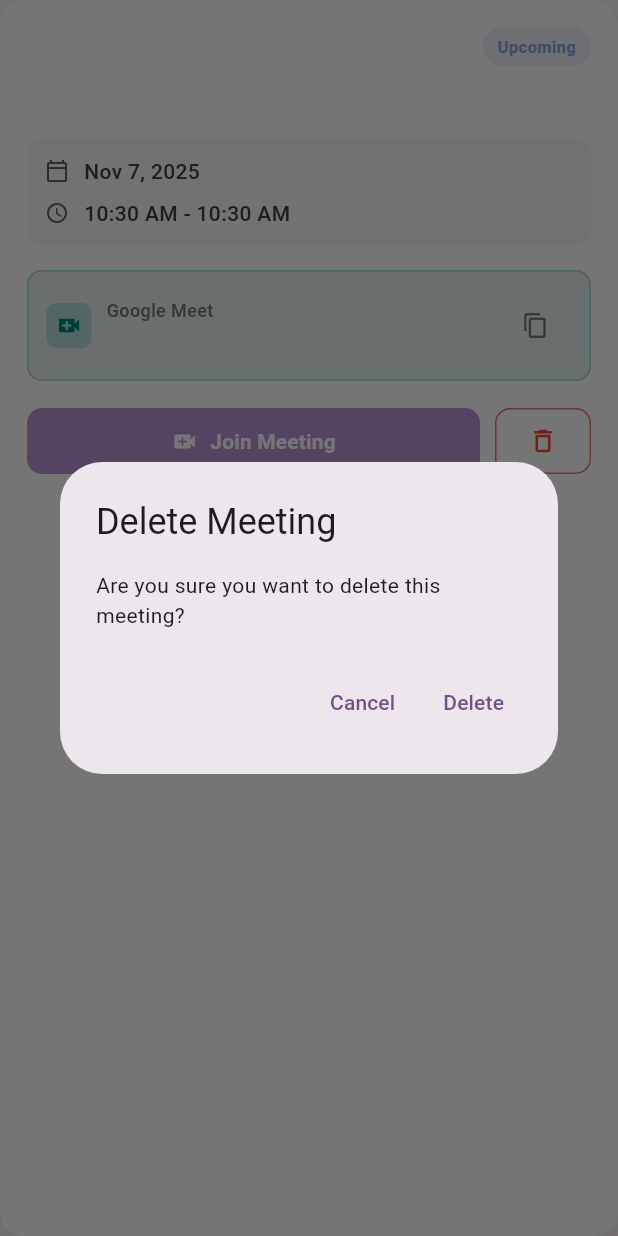
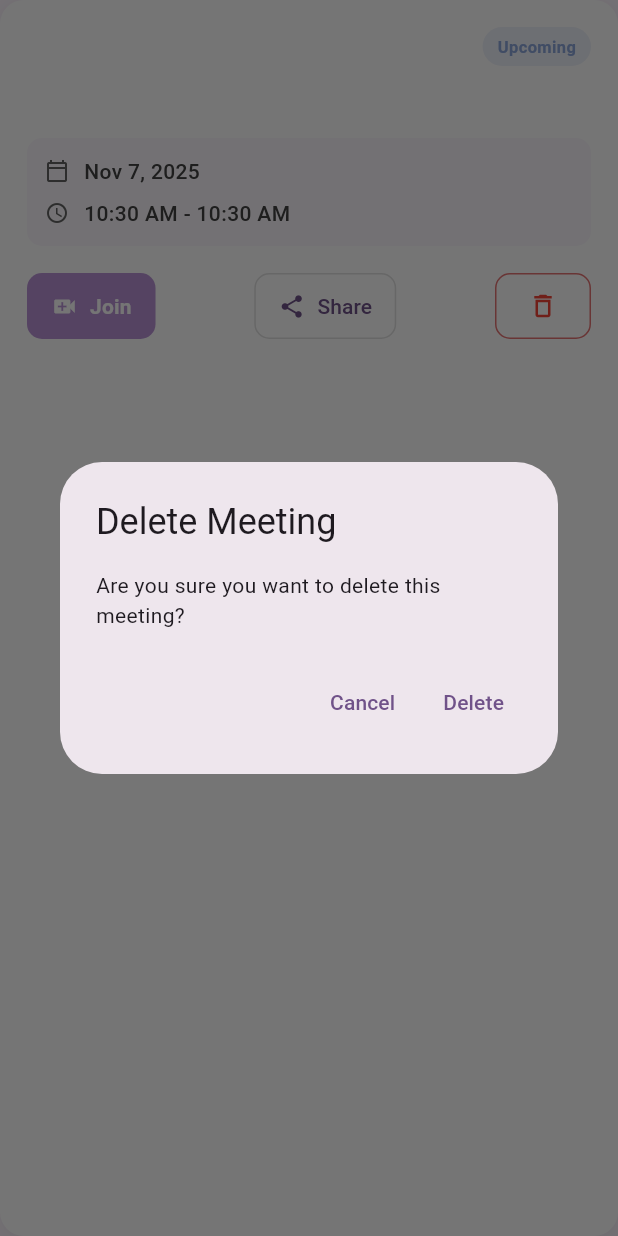
Before and after one commit to waterisbluexd/MeetBank, a Flutter app: the MeetingCard widget shown alone on an empty page, opened directly with empty values, after a tap on the "delete outline" icon, on a phone screen of 412 x 824 dp. Run offline on Flutter 3.47's test engine with Material 3 defaults, Android fonts, the light colour scheme and no system bars; our stand-ins replace cloud_firestore, file_picker, firebase_auth, firebase_core, font_awesome_flutter, google_generative_ai and 2 more; missing offline and left inert: jitsi_meet_flutter_sdk; accounts and stored records are empty.

Commit message:
Meeting streaming
build media

```diff
--- a/lib/screens/cards/meeting_card.dart
+++ b/lib/screens/cards/meeting_card.dart
@@ -1,6 +1,7 @@
 import 'package:flutter/material.dart';
-import 'package:flutter/services.dart';
+import 'package:jitsi_meet_flutter_sdk/jitsi_meet_flutter_sdk.dart';
 import 'package:url_launcher/url_launcher.dart';
+import 'package:share_plus/share_plus.dart';
 
 class MeetingCard extends StatelessWidget {
   final String id;
@@ -135,85 +136,18 @@ class MeetingCard extends StatelessWidget {
                 ],
               ),
             ),
-            if (!isCompleted) ...[
-              const SizedBox(height: 16),
-              // Meeting Link Section
-              Container(
-                padding: const EdgeInsets.all(12),
-                decoration: BoxDecoration(
-                  color: _getLinkColor().withOpacity(0.1),
-                  borderRadius: BorderRadius.circular(10),
-                  border: Border.all(
-                    color: _getLinkColor().withOpacity(0.3),
-                    width: 1,
-                  ),
-                ),
-                child: Row(
-                  children: [
-                    Container(
-                      padding: const EdgeInsets.all(6),
-                      decoration: BoxDecoration(
-                        color: _getLinkColor().withOpacity(0.2),
-                        borderRadius: BorderRadius.circular(6),
-                      ),
-                      child: Icon(
-                        _getLinkIcon(),
-                        size: 18,
-                        color: _getLinkColor(),
-                      ),
-                    ),
-                    const SizedBox(width: 10),
-                    Expanded(
-                      child: Column(
-                        crossAxisAlignment: CrossAxisAlignment.start,
-                        children: [
-                          Text(
-                            _getLinkTypeText(),
-                            style: TextStyle(
-                              fontSize: 12,
-                              color: Colors.grey[600],
-                              fontWeight: FontWeight.w500,
-                            ),
-                          ),
-                          const SizedBox(height: 2),
-                          Text(
-                            _getTruncatedLink(),
-                            style: TextStyle(
-                              fontSize: 13,
-                              color: _getLinkColor(),
-                              fontWeight: FontWeight.w600,
-                            ),
-                            maxLines: 1,
-                            overflow: TextOverflow.ellipsis,
-                          ),
-                        ],
-                      ),
-                    ),
-                    IconButton(
-                      onPressed: () => _copyLink(context),
-                      icon: Icon(
-                        Icons.copy,
-                        size: 18,
-                        color: Colors.grey[600],
-                      ),
-                      tooltip: 'Copy link',
-                    ),
-                  ],
-                ),
-              ),
-            ],
             const SizedBox(height: 16),
 
             // Action Buttons
             Row(
+              mainAxisAlignment: MainAxisAlignment.spaceBetween,
               children: [
                 if (!isCompleted)
-                  Expanded(
-                    child: ElevatedButton.icon(
-                      onPressed: () => _launchMeetingLink(context),
+                  ElevatedButton.icon(
+                    onPressed: () => _launchMeeting(context),
                     icon: const Icon(Icons.video_call, size: 18),
                     label: const Text(
-                        'Join Meeting',
+                      'Join',
                       style: TextStyle(
                         fontSize: 14,
                         fontWeight: FontWeight.w600,
@@ -223,10 +157,26 @@ class MeetingCard extends StatelessWidget {
                       backgroundColor: const Color(0xFFB993D6),
                       foregroundColor: Colors.white,
                       elevation: 0,
-                        padding: const EdgeInsets.symmetric(vertical: 12),
+                      padding: const EdgeInsets.symmetric(
+                          vertical: 12, horizontal: 16),
                       shape: RoundedRectangleBorder(
                         borderRadius: BorderRadius.circular(10),
                       ),
+                    ),
+                  ),
+                if (!isCompleted)
+                  OutlinedButton.icon(
+                    onPressed: () => _shareLink(context),
+                    icon: const Icon(Icons.share, size: 18),
+                    label: const Text('Share'),
+                    style: OutlinedButton.styleFrom(
+                      padding: const EdgeInsets.symmetric(
+                        vertical: 12,
+                        horizontal: 16,
+                      ),
+                      side: BorderSide(color: Colors.grey[300]!),
+                      shape: RoundedRectangleBorder(
+                        borderRadius: BorderRadius.circular(10),
                       ),
                     ),
                   ),
@@ -253,7 +203,6 @@ class MeetingCard extends StatelessWidget {
                       ),
                     ),
                   ),
-                const SizedBox(width: 10),
                 OutlinedButton(
                   onPressed: () => _showDeleteConfirmationDialog(context),
                   style: OutlinedButton.styleFrom(
@@ -331,50 +280,77 @@ class MeetingCard extends StatelessWidget {
     return '${formatTime(startTime)} - ${formatTime(endTime)}';
   }
 
-  IconData _getLinkIcon() {
-    switch (linkType.toLowerCase()) {
-      case 'zoom':
-        return Icons.videocam;
-      case 'teams':
-      case 'microsoft_teams':
-        return Icons.groups;
-      case 'google_meet':
-      default:
-        return Icons.video_call;
+  void _launchMeeting(BuildContext context) async {
+    if (linkType.toLowerCase() == 'meetbank') {
+      final jitsiMeet = JitsiMeet();
+      var options = JitsiMeetConferenceOptions(
+        room: meetingLink.split('/').last,
+        configOverrides: {
+          "startWithAudioMuted": true,
+          "startWithVideoMuted": true,
+        },
+        featureFlags: {
+          FeatureFlags.addPeopleEnabled: true,
+          FeatureFlags.welcomePageEnabled: false,
+          FeatureFlags.preJoinPageEnabled: true,
+          FeatureFlags.unsafeRoomWarningEnabled: true,
+          FeatureFlags.resolution: FeatureFlagVideoResolutions.resolution720p,
+          FeatureFlags.audioFocusDisabled: true,
+          FeatureFlags.audioMuteButtonEnabled: true,
+          FeatureFlags.audioOnlyButtonEnabled: true,
+          FeatureFlags.calenderEnabled: true,
+          FeatureFlags.callIntegrationEnabled: true,
+          FeatureFlags.carModeEnabled: true,
+          FeatureFlags.closeCaptionsEnabled: true,
+          FeatureFlags.conferenceTimerEnabled: true,
+          FeatureFlags.chatEnabled: true,
+          FeatureFlags.filmstripEnabled: true,
+          FeatureFlags.fullScreenEnabled: true,
+          FeatureFlags.helpButtonEnabled: true,
+          FeatureFlags.inviteEnabled: true,
+          FeatureFlags.androidScreenSharingEnabled: true,
+          FeatureFlags.speakerStatsEnabled: true,
+          FeatureFlags.kickOutEnabled: true,
+          FeatureFlags.liveStreamingEnabled: true,
+          FeatureFlags.lobbyModeEnabled: true,
+          FeatureFlags.meetingNameEnabled: true,
+          FeatureFlags.meetingPasswordEnabled: true,
+          FeatureFlags.notificationEnabled: true,
+          FeatureFlags.overflowMenuEnabled: true,
+          FeatureFlags.pipEnabled: true,
+          FeatureFlags.pipWhileScreenSharingEnabled: true,
+          FeatureFlags.preJoinPageHideDisplayName: true,
+          FeatureFlags.raiseHandEnabled: true,
+          FeatureFlags.reactionsEnabled: true,
+          FeatureFlags.recordingEnabled: true,
+          FeatureFlags.replaceParticipant: true,
+          FeatureFlags.securityOptionEnabled: true,
+          FeatureFlags.serverUrlChangeEnabled: true,
+          FeatureFlags.settingsEnabled: true,
+          FeatureFlags.tileViewEnabled: true,
+          FeatureFlags.videoMuteEnabled: true,
+          FeatureFlags.videoShareEnabled: true,
+          FeatureFlags.toolboxEnabled: true,
+          FeatureFlags.iosRecordingEnabled: true,
+          FeatureFlags.iosScreenSharingEnabled: true,
+          FeatureFlags.toolboxAlwaysVisible: true,
+        },
+      );
+      var listener = JitsiMeetEventListener(
+        conferenceJoined: (url) {
+          debugPrint("conferenceJoined: url: $url");
+        },
+        conferenceTerminated: (url, error) {
+          debugPrint("conferenceTerminated: url: $url, error: $error");
+        },
+        conferenceWillJoin: (url) {
+          debugPrint("conferenceWillJoin: url: $url");
+        },
+      );
+      await jitsiMeet.join(options, listener);
+    } else {
+      _launchMeetingLink(context);
     }
-  }
-
-  Color _getLinkColor() {
-    switch (linkType.toLowerCase()) {
-      case 'zoom':
-        return const Color(0xFF2D8CFF);
-      case 'teams':
-      case 'microsoft_teams':
-        return const Color(0xFF6264A7);
-      case 'google_meet':
-      default:
-        return const Color(0xFF00897B);
-    }
-  }
-
-  String _getLinkTypeText() {
-    switch (linkType.toLowerCase()) {
-      case 'zoom':
-        return 'Zoom Meeting';
-      case 'teams':
-      case 'microsoft_teams':
-        return 'Microsoft Teams';
-      case 'google_meet':
-      default:
-        return 'Google Meet';
-    }
-  }
-
-  String _getTruncatedLink() {
-    if (meetingLink.length > 35) {
-      return '${meetingLink.substring(0, 35)}...';
-    }
-    return meetingLink;
   }
 
   Future<void> _launchMeetingLink(BuildContext context) async {
@@ -404,19 +380,8 @@ class MeetingCard extends StatelessWidget {
     }
   }
 
-  void _copyLink(BuildContext context) {
-    Clipboard.setData(ClipboardData(text: meetingLink));
-    ScaffoldMessenger.of(context).showSnackBar(
-      SnackBar(
-        content: const Text('Meeting link copied to clipboard!'),
-        backgroundColor: const Color(0xFFB993D6),
-        behavior: SnackBarBehavior.floating,
-        shape: RoundedRectangleBorder(
-          borderRadius: BorderRadius.circular(10),
-        ),
-        duration: const Duration(seconds: 2),
-      ),
-    );
+  void _shareLink(BuildContext context) {
+    Share.share('Join my meeting: $meetingLink');
   }
 
   Future<void> _showDeleteConfirmationDialog(BuildContext context) async {
--- a/pubspec.yaml
+++ b/pubspec.yaml
@@ -23,6 +23,7 @@ dependencies:
   file_picker: ^8.0.0+1
   google_generative_ai: ^0.4.7
   jitsi_meet_flutter_sdk: ^11.6.0
+  share_plus: ^7.2.2
 
 dev_dependencies:
   flutter_test:
```
Also changed, not shown: lib/screens/create_meeting_screen.dart (+14 -15 lines), lib/screens/video_conference_page.dart (+65 -16 lines), pubspec.lock, 3 other files. Lines whose indentation alone changed are shown as unchanged.
